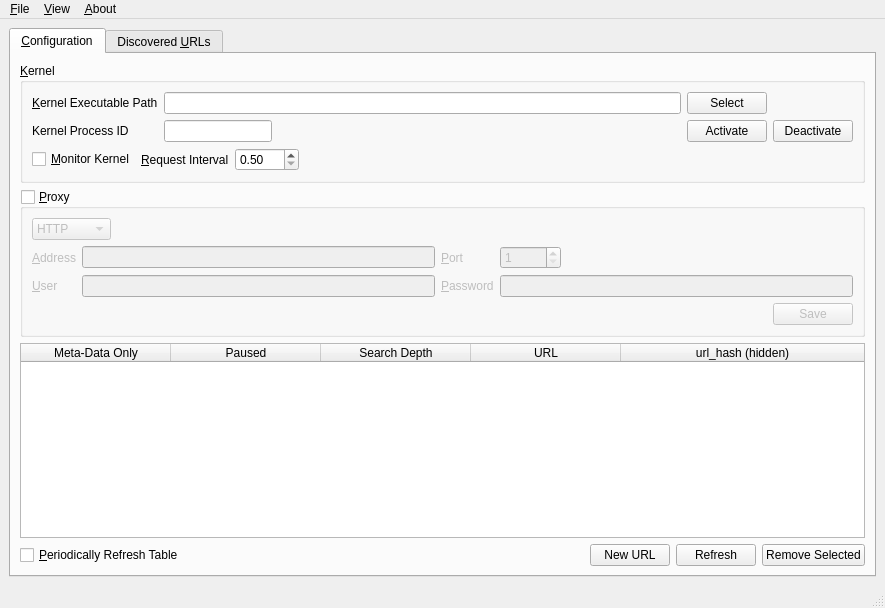
Qt form UI/pandemonium.ui (nurfalie/pandamonium) before a commit.
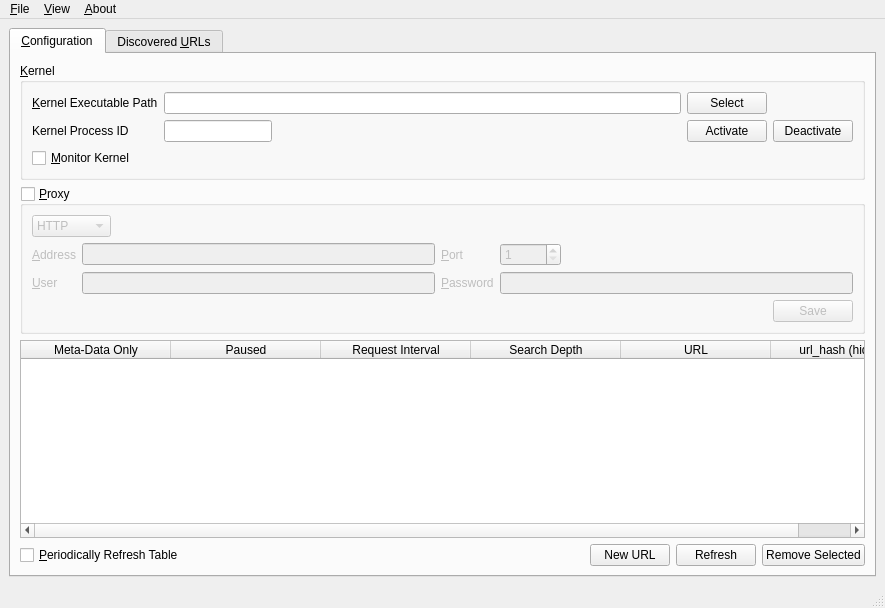
The same form after that commit. Icons and pictures are not drawn.

Commit message: Per-search request interval.

What changed in the file:
```diff
--- a/UI/pandemonium.ui
+++ b/UI/pandemonium.ui
@@ -133,26 +133,6 @@
                </property>
               </widget>
              </item>
-             <item>
-              <widget class="QLabel" name="label_7">
-               <property name="text">
-                <string>&amp;Request Interval</string>
-               </property>
-               <property name="buddy">
-                <cstring>kernel_load_interval</cstring>
-               </property>
-              </widget>
-             </item>
-             <item>
-              <widget class="QDoubleSpinBox" name="kernel_load_interval">
-               <property name="minimum">
-                <double>0.500000000000000</double>
-               </property>
-               <property name="maximum">
-                <double>100.000000000000000</double>
-               </property>
-              </widget>
-             </item>
              <item>
               <spacer name="horizontalSpacer_11">
                <property name="orientation">
@@ -358,6 +338,11 @@
             <string>Paused</string>
            </property>
           </column>
+          <column>
+           <property name="text">
+            <string>Request Interval</string>
+           </property>
+          </column>
           <column>
            <property name="text">
             <string>Search Depth</string>
```
Left out of the diff: 1 changed line with no effect on the pictures. The commit also changes 4 other files.
